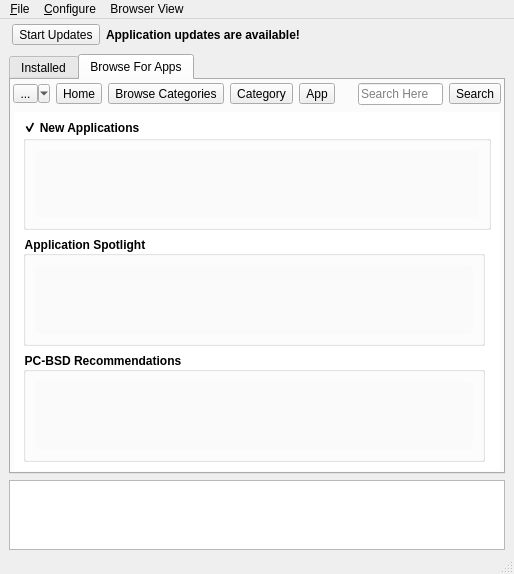
Old version of the form src-qt4/pc-softwaremanager/mainUI.ui in the repository trueos/pcbsd.
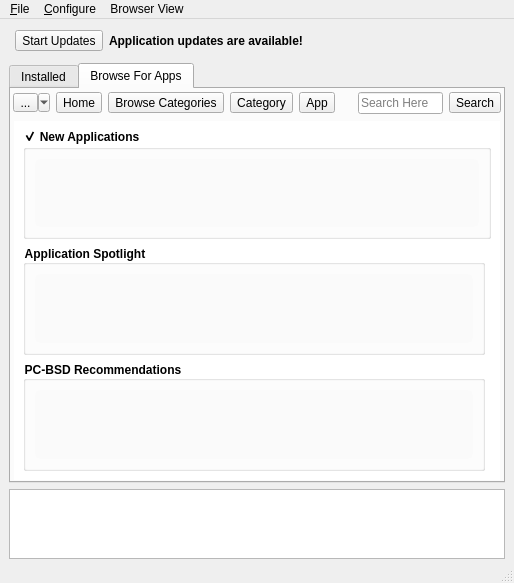
New version of the form. The open tabs and pages were chosen to show the change. Icons and pictures are not drawn.

```diff
--- a/src-qt4/pc-softwaremanager/mainUI.ui
+++ b/src-qt4/pc-softwaremanager/mainUI.ui
@@ -41,16 +41,6 @@
      <number>2</number>
     </property>
     <item>
-     <widget class="QStackedWidget" name="stacked_main">
-      <property name="currentIndex">
-       <number>0</number>
-      </property>
-      <widget class="QWidget" name="page">
-       <layout class="QVBoxLayout" name="verticalLayout_3">
-        <property name="margin">
-         <number>0</number>
-        </property>
-        <item>
          <widget class="QGroupBox" name="group_updates">
           <property name="styleSheet">
            <string notr="true">QGroupBox{
@@ -518,8 +508,8 @@
                        <rect>
                         <x>0</x>
                         <y>0</y>
-                        <width>72</width>
-                        <height>16</height>
+                    <width>100</width>
+                    <height>30</height>
                        </rect>
                       </property>
                       <layout class="QHBoxLayout" name="horizontalLayout_5"/>
@@ -560,8 +550,8 @@
                        <rect>
                         <x>0</x>
                         <y>0</y>
-                        <width>51</width>
-                        <height>16</height>
+                    <width>100</width>
+                    <height>30</height>
                        </rect>
                       </property>
                       <layout class="QVBoxLayout" name="verticalLayout_6"/>
@@ -590,8 +580,8 @@
                        <rect>
                         <x>0</x>
                         <y>0</y>
-                        <width>51</width>
-                        <height>16</height>
+                    <width>100</width>
+                    <height>30</height>
                        </rect>
                       </property>
                      </widget>
@@ -1569,11 +1559,6 @@
             </item>
            </layout>
           </widget>
-         </widget>
-        </item>
-       </layout>
-      </widget>
-      <widget class="QWidget" name="page_2"/>
      </widget>
     </item>
     <item>
```
Left out of the diff: 22 changed lines with no effect on the pictures. Lines whose indentation alone changed are shown as unchanged.
